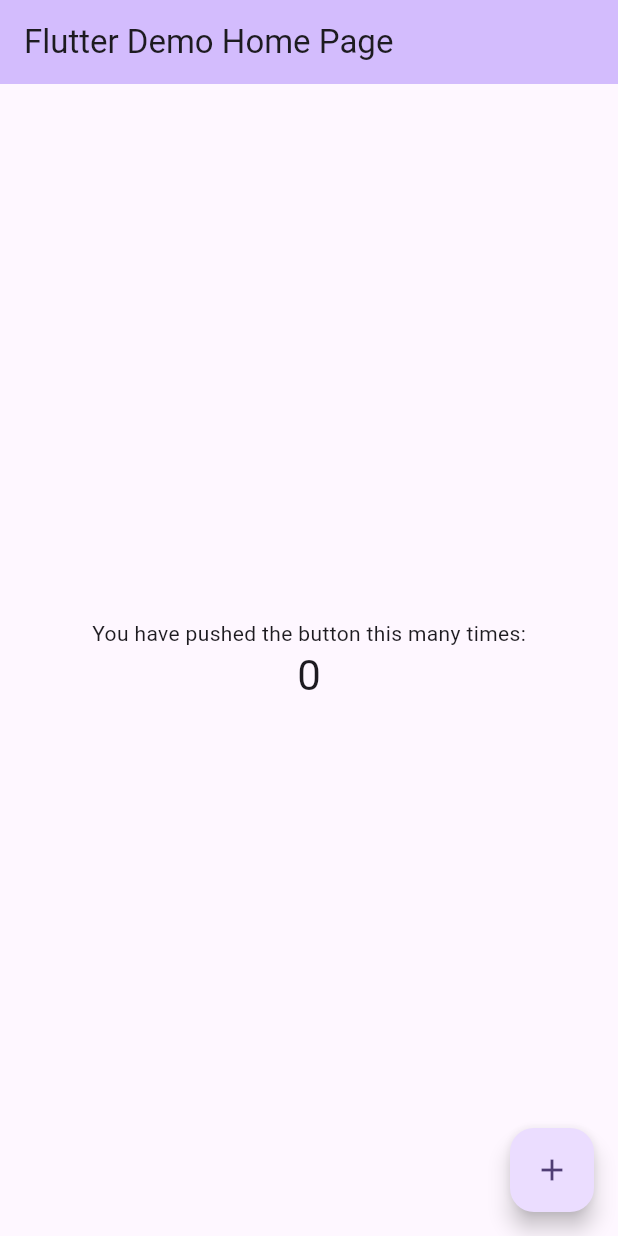
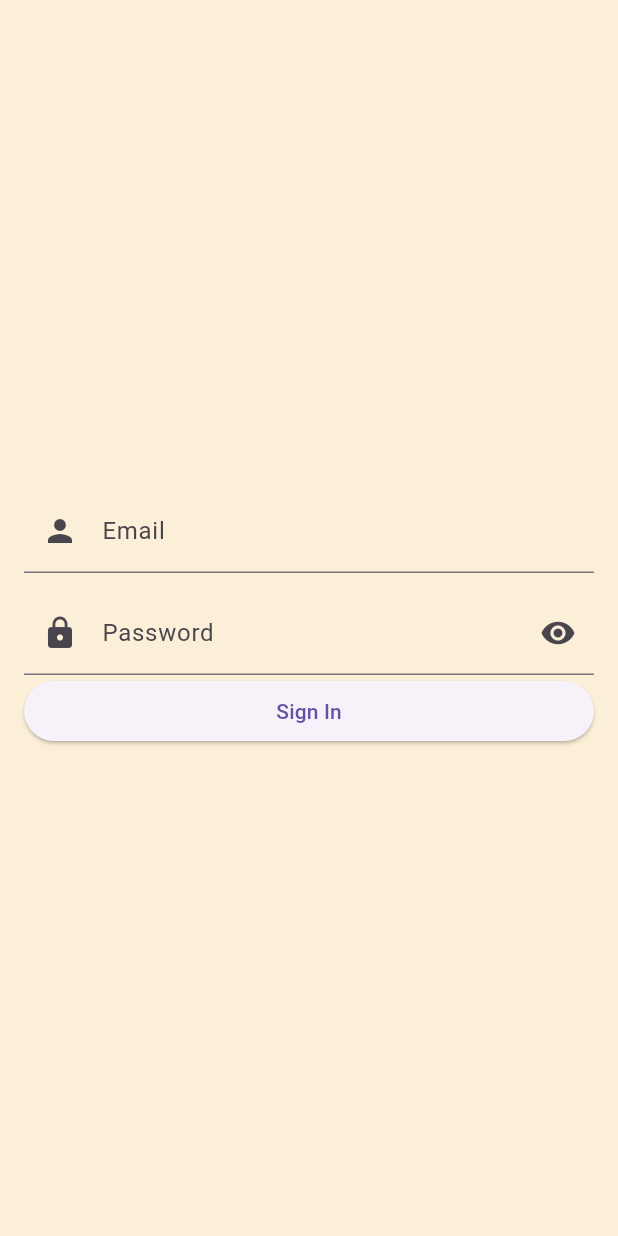
Before and after one commit to Harshs-06/Abilify_App, a Flutter app: the screen it shows after launch, on a phone screen of 412 x 824 dp. Run offline on Flutter 3.47's test engine with Material 3 defaults, Android fonts, the light colour scheme and no system bars.

Commit message:
sign_in page intial phase

```diff
--- a/abilify/lib/main.dart
+++ b/abilify/lib/main.dart
@@ -1,122 +1,9 @@
 import 'package:flutter/material.dart';
+import 'package:abilify/sign_in.dart';
 
 void main() {
-  runApp(const MyApp());
+  runApp(MaterialApp(
+    debugShowCheckedModeBanner: false,
+    home: SignIn(),
+  ));
 }
-
-class MyApp extends StatelessWidget {
-  const MyApp({super.key});
-
-  // This widget is the root of your application.
-  @override
-  Widget build(BuildContext context) {
-    return MaterialApp(
-      title: 'Flutter Demo',
-      theme: ThemeData(
-        // This is the theme of your application.
-        //
-        // TRY THIS: Try running your application with "flutter run". You'll see
-        // the application has a purple toolbar. Then, without quitting the app,
-        // try changing the seedColor in the colorScheme below to Colors.green
-        // and then invoke "hot reload" (save your changes or press the "hot
-        // reload" button in a Flutter-supported IDE, or press "r" if you used
-        // the command line to start the app).
-        //
-        // Notice that the counter didn't reset back to zero; the application
-        // state is not lost during the reload. To reset the state, use hot
-        // restart instead.
-        //
-        // This works for code too, not just values: Most code changes can be
-        // tested with just a hot reload.
-        colorScheme: ColorScheme.fromSeed(seedColor: Colors.deepPurple),
-      ),
-      home: const MyHomePage(title: 'Flutter Demo Home Page'),
-    );
-  }
-}
-
-class MyHomePage extends StatefulWidget {
-  const MyHomePage({super.key, required this.title});
-
-  // This widget is the home page of your application. It is stateful, meaning
-  // that it has a State object (defined below) that contains fields that affect
-  // how it looks.
-
-  // This class is the configuration for the state. It holds the values (in this
-  // case the title) provided by the parent (in this case the App widget) and
-  // used by the build method of the State. Fields in a Widget subclass are
-  // always marked "final".
-
-  final String title;
-
-  @override
-  State<MyHomePage> createState() => _MyHomePageState();
-}
-
-class _MyHomePageState extends State<MyHomePage> {
-  int _counter = 0;
-
-  void _incrementCounter() {
-    setState(() {
-      // This call to setState tells the Flutter framework that something has
-      // changed in this State, which causes it to rerun the build method below
-      // so that the display can reflect the updated values. If we changed
-      // _counter without calling setState(), then the build method would not be
-      // called again, and so nothing would appear to happen.
-      _counter++;
-    });
-  }
-
-  @override
-  Widget build(BuildContext context) {
-    // This method is rerun every time setState is called, for instance as done
-    // by the _incrementCounter method above.
-    //
-    // The Flutter framework has been optimized to make rerunning build methods
-    // fast, so that you can just rebuild anything that needs updating rather
-    // than having to individually change instances of widgets.
-    return Scaffold(
-      appBar: AppBar(
-        // TRY THIS: Try changing the color here to a specific color (to
-        // Colors.amber, perhaps?) and trigger a hot reload to see the AppBar
-        // change color while the other colors stay the same.
-        backgroundColor: Theme.of(context).colorScheme.inversePrimary,
-        // Here we take the value from the MyHomePage object that was created by
-        // the App.build method, and use it to set our appbar title.
-        title: Text(widget.title),
-      ),
-      body: Center(
-        // Center is a layout widget. It takes a single child and positions it
-        // in the middle of the parent.
-        child: Column(
-          // Column is also a layout widget. It takes a list of children and
-          // arranges them vertically. By default, it sizes itself to fit its
-          // children horizontally, and tries to be as tall as its parent.
-          //
-          // Column has various properties to control how it sizes itself and
-          // how it positions its children. Here we use mainAxisAlignment to
-          // center the children vertically; the main axis here is the vertical
-          // axis because Columns are vertical (the cross axis would be
-          // horizontal).
-          //
-          // TRY THIS: Invoke "debug painting" (choose the "Toggle Debug Paint"
-          // action in the IDE, or press "p" in the console), to see the
-          // wireframe for each widget.
-          mainAxisAlignment: MainAxisAlignment.center,
-          children: <Widget>[
-            const Text('You have pushed the button this many times:'),
-            Text(
-              '$_counter',
-              style: Theme.of(context).textTheme.headlineMedium,
-            ),
-          ],
-        ),
-      ),
-      floatingActionButton: FloatingActionButton(
-        onPressed: _incrementCounter,
-        tooltip: 'Increment',
-        child: const Icon(Icons.add),
-      ), // This trailing comma makes auto-formatting nicer for build methods.
-    );
-  }
-}
--- /dev/null
+++ b/abilify/lib/sign_in.dart
@@ -0,0 +1,82 @@
+import 'package:flutter/material.dart';
+
+class SignIn extends StatefulWidget {
+  @override
+  _SignInState createState() => _SignInState();
+}
+
+class _SignInState extends State<SignIn> {
+  final TextEditingController emailController = TextEditingController();
+  final TextEditingController passwordController = TextEditingController();
+  bool isButtonEnabled = false;
+  bool obscureText = true;
+
+  void _togglePasswordVisibility() {
+    if(passwordController.text.isNotEmpty){
+         setState(() {
+      obscureText = !obscureText;
+    });
+    }
+
+  }
+
+  void _checkInput() {
+    setState(() {
+      isButtonEnabled =
+          emailController.text.isNotEmpty && passwordController.text.isNotEmpty;
+    });
+  }
+
+  @override
+  void initState() {
+    super.initState();
+    emailController.addListener(_checkInput);
+    passwordController.addListener(_checkInput);
+  }
+
+  @override
+  void dispose() {
+    emailController.dispose();
+    passwordController.dispose();
+    super.dispose();
+  }
+
+  @override
+  Widget build(BuildContext context) {
+    return Scaffold(
+      resizeToAvoidBottomInset: false,
+      backgroundColor: Color.fromARGB(255, 251, 239, 215),
+      body: Center(
+        child: Padding(
+          padding: const EdgeInsets.all(16.0),
+          child: Column(
+            mainAxisAlignment: MainAxisAlignment.center,
+            children: [
+              TextField(
+                keyboardType: TextInputType.emailAddress,
+                controller: emailController,
+                decoration: InputDecoration(labelText: 'Email',
+                prefixIcon: Icon(Icons.person)
+                ),
+              ),
+              SizedBox(height: 12),
+              TextField(
+                keyboardType: TextInputType.visiblePassword,
+                controller: passwordController,
+                decoration: InputDecoration(labelText: 'Password',
+                suffixIcon: IconButton(onPressed: _togglePasswordVisibility, icon: Icon(
+                  obscureText?Icons.visibility:Icons.visibility_off)),
+                  prefixIcon: Icon(Icons.lock)
+                ),
+                obscureText: obscureText,
+              ),
+              ElevatedButton(onPressed: (){}, child: Center(
+                child: Text("Sign In"),
+              ))
+            ],
+          ),
+        ),
+      ),
+    );
+  }
+}
```
